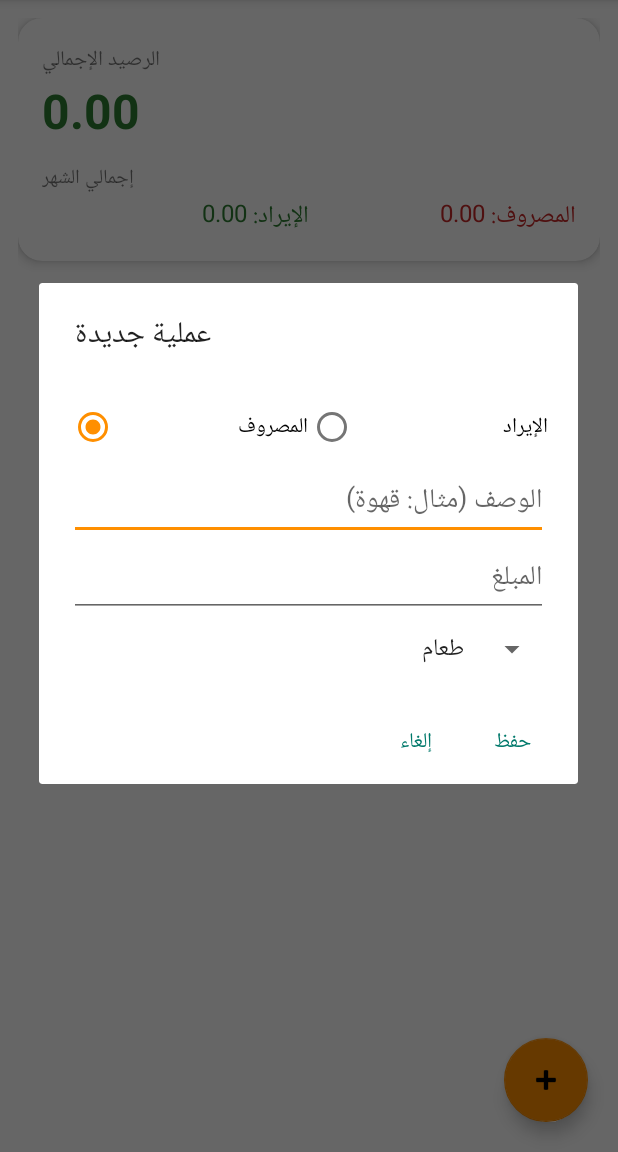
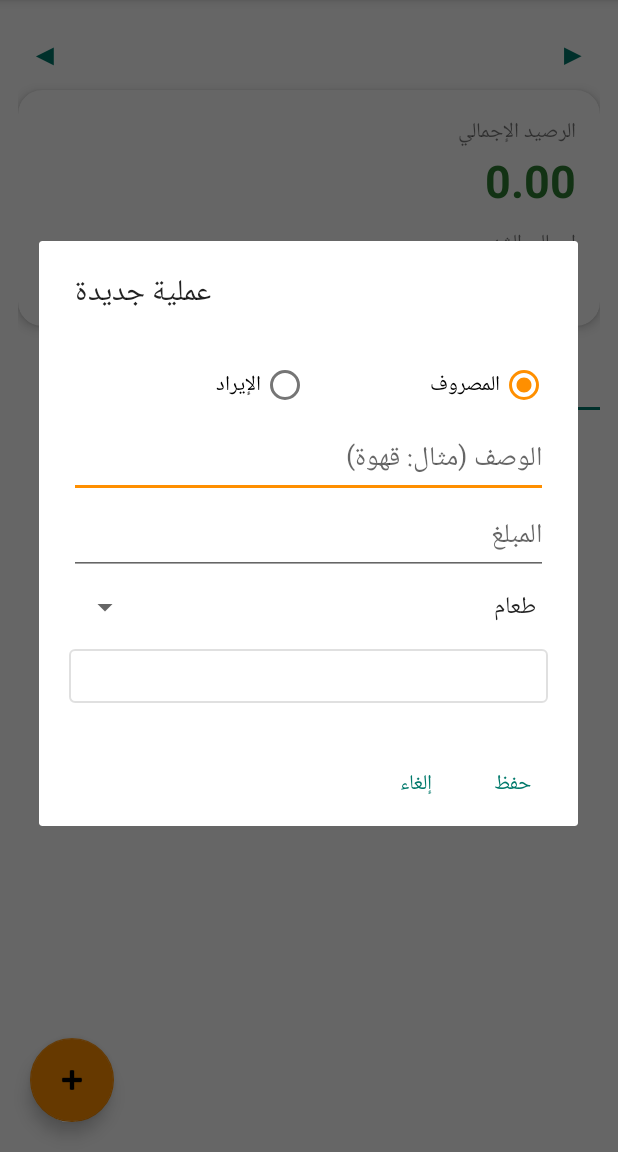
Before and after one commit to Wllamy896/expense-app, an Android app: the screen it shows after launch (MainActivity), after a tap on "إضافة", on a phone screen of 412 x 824 dp, the part 84-1236 px from its top. Run offline under Robolectric (Android 15) with nearby library versions, the phone set to English and light mode, and no system bars.

Commit message:
Add files via upload

```diff
--- a/app/src/main/res/layout/activity_main.xml
+++ b/app/src/main/res/layout/activity_main.xml
@@ -1,7 +1,9 @@
 <?xml version="1.0" encoding="utf-8"?>
 <FrameLayout xmlns:android="http://schemas.android.com/apk/res/android"
+    xmlns:app="http://schemas.android.com/apk/res-auto"
     android:layout_width="match_parent"
-    android:layout_height="match_parent">
+    android:layout_height="match_parent"
+    android:layoutDirection="rtl">
 
     <LinearLayout
         android:layout_width="match_parent"
@@ -9,12 +11,45 @@
         android:orientation="vertical"
         android:padding="12dp">
 
+        <LinearLayout
+            android:layout_width="match_parent"
+            android:layout_height="wrap_content"
+            android:gravity="center_vertical"
+            android:orientation="horizontal">
+
+            <Button
+                android:id="@+id/btnPrev"
+                style="@style/Widget.MaterialComponents.Button.TextButton"
+                android:layout_width="wrap_content"
+                android:layout_height="wrap_content"
+                android:minWidth="0dp"
+                android:text="▶"
+                android:textSize="20sp" />
+
+            <TextView
+                android:id="@+id/tvMonth"
+                android:layout_width="0dp"
+                android:layout_height="wrap_content"
+                android:layout_weight="1"
+                android:gravity="center"
+                android:textSize="18sp"
+                android:textStyle="bold" />
+
+            <Button
+                android:id="@+id/btnNext"
+                style="@style/Widget.MaterialComponents.Button.TextButton"
+                android:layout_width="wrap_content"
+                android:layout_height="wrap_content"
+                android:minWidth="0dp"
+                android:text="◀"
+                android:textSize="20sp" />
+        </LinearLayout>
+
         <com.google.android.material.card.MaterialCardView
             android:layout_width="match_parent"
             android:layout_height="wrap_content"
             app:cardCornerRadius="16dp"
-            app:cardElevation="4dp"
-            xmlns:app="http://schemas.android.com/apk/res-auto">
+            app:cardElevation="4dp">
 
             <LinearLayout
                 android:layout_width="match_parent"
@@ -32,14 +67,14 @@
                     android:id="@+id/tvBalance"
                     android:layout_width="wrap_content"
                     android:layout_height="wrap_content"
-                    android:text="0.00"
-                    android:textSize="32sp"
+                    android:text="0"
+                    android:textSize="30sp"
                     android:textStyle="bold" />
 
                 <TextView
                     android:layout_width="wrap_content"
                     android:layout_height="wrap_content"
-                    android:layout_marginTop="12dp"
+                    android:layout_marginTop="10dp"
                     android:text="@string/this_month"
                     android:textSize="13sp" />
 
@@ -67,11 +102,28 @@
             </LinearLayout>
         </com.google.android.material.card.MaterialCardView>
 
+        <com.google.android.material.tabs.TabLayout
+            android:id="@+id/tabs"
+            android:layout_width="match_parent"
+            android:layout_height="wrap_content"
+            android:layout_marginTop="8dp">
+
+            <com.google.android.material.tabs.TabItem
+                android:layout_width="wrap_content"
+                android:layout_height="wrap_content"
+                android:text="@string/tab_list" />
+
+            <com.google.android.material.tabs.TabItem
+                android:layout_width="wrap_content"
+                android:layout_height="wrap_content"
+                android:text="@string/tab_journal" />
+        </com.google.android.material.tabs.TabLayout>
+
         <TextView
             android:id="@+id/tvEmpty"
             android:layout_width="match_parent"
             android:layout_height="wrap_content"
-            android:layout_marginTop="32dp"
+            android:layout_marginTop="24dp"
             android:gravity="center"
             android:text="@string/empty" />
 
@@ -81,6 +133,81 @@
             android:layout_height="0dp"
             android:layout_marginTop="8dp"
             android:layout_weight="1" />
+
+        <LinearLayout
+            android:id="@+id/journalBox"
+            android:layout_width="match_parent"
+            android:layout_height="0dp"
+            android:layout_marginTop="8dp"
+            android:layout_weight="1"
+            android:orientation="vertical"
+            android:visibility="gone">
+
+            <LinearLayout
+                android:layout_width="match_parent"
+                android:layout_height="wrap_content"
+                android:background="#00796B"
+                android:orientation="horizontal"
+                android:paddingHorizontal="4dp"
+                android:paddingVertical="8dp">
+
+                <TextView
+                    android:layout_width="0dp"
+                    android:layout_height="wrap_content"
+                    android:layout_weight="1"
+                    android:gravity="center"
+                    android:text="@string/col_date"
+                    android:textColor="#FFFFFF"
+                    android:textSize="12sp"
+                    android:textStyle="bold" />
+
+                <TextView
+                    android:layout_width="0dp"
+                    android:layout_height="wrap_content"
+                    android:layout_weight="1"
+                    android:gravity="center"
+                    android:text="@string/col_income"
+                    android:textColor="#FFFFFF"
+                    android:textSize="12sp"
+                    android:textStyle="bold" />
+
+                <TextView
+                    android:layout_width="0dp"
+                    android:layout_height="wrap_content"
+                    android:layout_weight="1"
+                    android:gravity="center"
+                    android:text="@string/col_expense"
+                    android:textColor="#FFFFFF"
+                    android:textSize="12sp"
+                    android:textStyle="bold" />
+
+                <TextView
+                    android:layout_width="0dp"
+                    android:layout_height="wrap_content"
+                    android:layout_weight="1"
+                    android:gravity="center"
+                    android:text="@string/col_net"
+                    android:textColor="#FFFFFF"
+                    android:textSize="12sp"
+                    android:textStyle="bold" />
+
+                <TextView
+                    android:layout_width="0dp"
+                    android:layout_height="wrap_content"
+                    android:layout_weight="1.2"
+                    android:gravity="center"
+                    android:text="@string/col_balance"
+                    android:textColor="#FFFFFF"
+                    android:textSize="12sp"
+                    android:textStyle="bold" />
+            </LinearLayout>
+
+            <androidx.recyclerview.widget.RecyclerView
+                android:id="@+id/recyclerDays"
+                android:layout_width="match_parent"
+                android:layout_height="0dp"
+                android:layout_weight="1" />
+        </LinearLayout>
     </LinearLayout>
 
     <com.google.android.material.floatingactionbutton.FloatingActionButton
--- a/app/src/main/res/layout/dialog_add.xml
+++ b/app/src/main/res/layout/dialog_add.xml
@@ -2,6 +2,7 @@
 <LinearLayout xmlns:android="http://schemas.android.com/apk/res/android"
     android:layout_width="match_parent"
     android:layout_height="wrap_content"
+    android:layoutDirection="rtl"
     android:orientation="vertical"
     android:padding="20dp">
 
@@ -47,4 +48,11 @@
         android:layout_height="wrap_content"
         android:layout_marginTop="8dp"
         android:entries="@array/categories" />
+
+    <Button
+        android:id="@+id/btnDate"
+        style="@style/Widget.MaterialComponents.Button.OutlinedButton"
+        android:layout_width="match_parent"
+        android:layout_height="wrap_content"
+        android:layout_marginTop="8dp" />
 </LinearLayout>
```
Also changed, not shown: app/src/main/res/layout/item_day.xml (added, +73 -0 lines).
